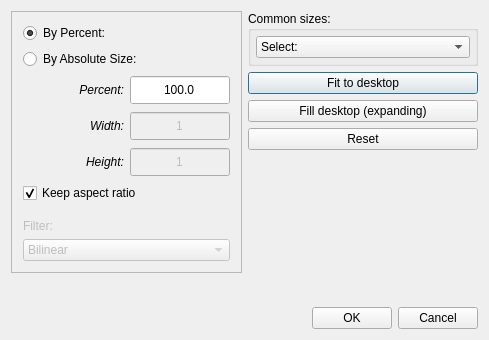
Qt form src/gui/dialogs/resizedialog.ui (do-i/thumbgrid) before a commit.
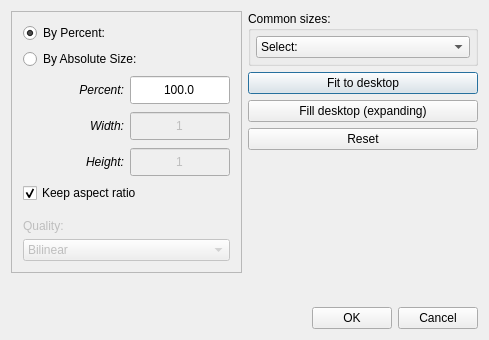
The same form after that commit.

Commit message: Present resize filter as Quality and bind Resize in the grid with the picture-view key

Diff of the .ui file:
```diff
--- a/src/gui/dialogs/resizedialog.ui
+++ b/src/gui/dialogs/resizedialog.ui
@@ -301,7 +301,7 @@
            <bool>false</bool>
           </property>
           <property name="text">
-           <string>Filter:</string>
+           <string>Quality:</string>
           </property>
          </widget>
         </item>
```
The commit also changes 8 other files.
